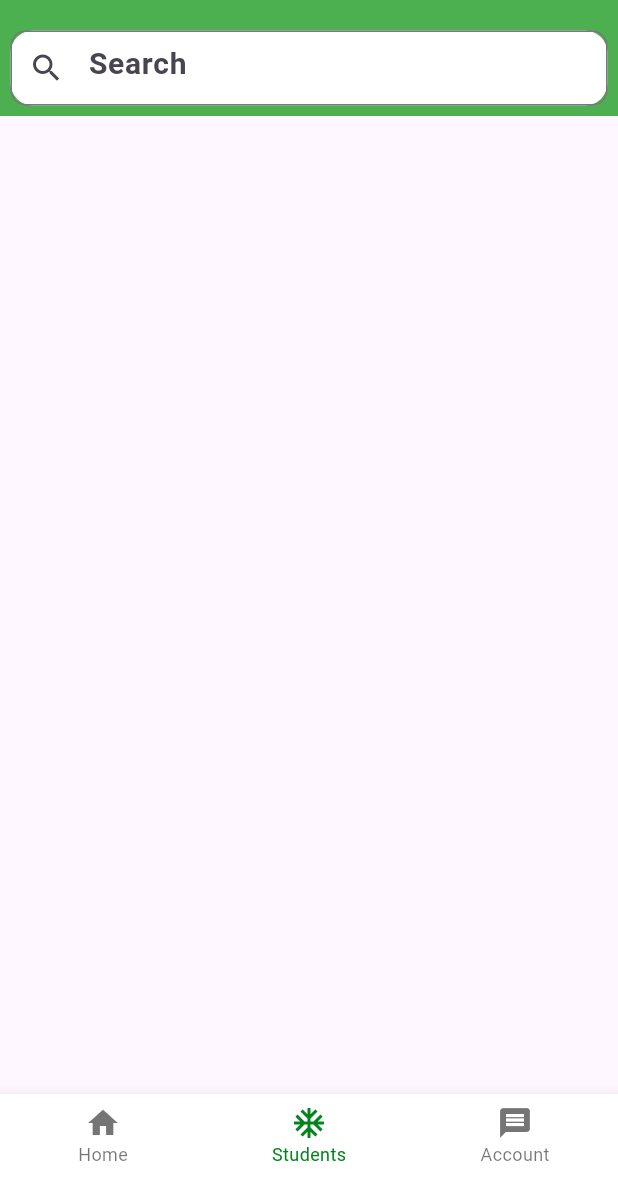
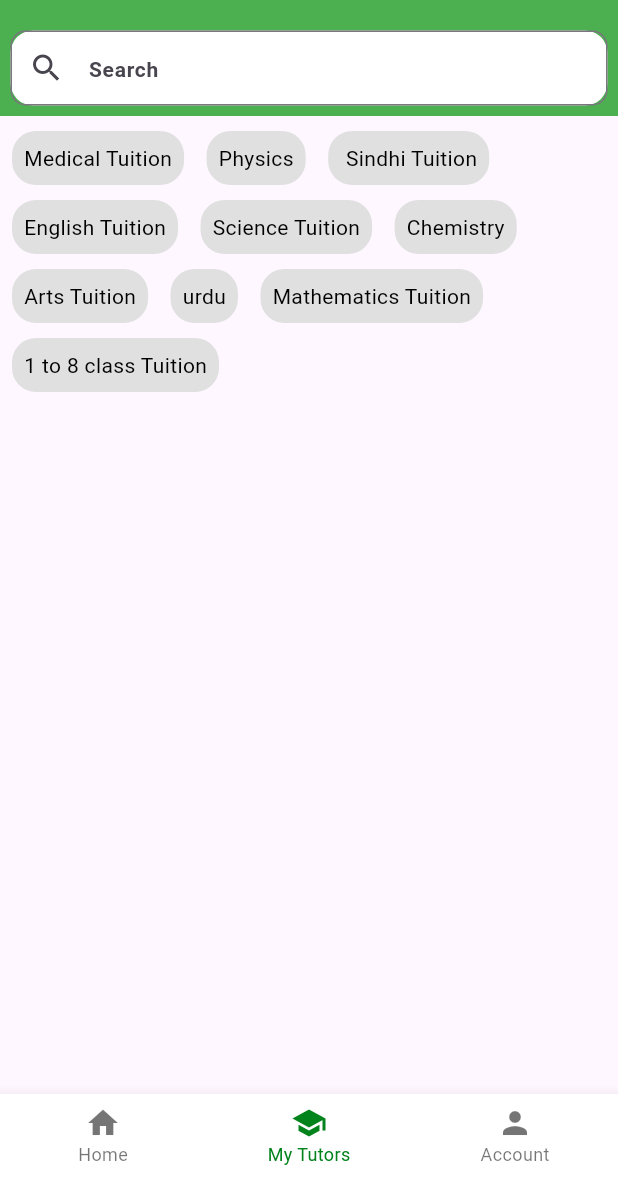
Before and after one commit to suhailthakrani/home_tutor, a Flutter app: the StudentMainScreen screen opened by its route, item 2 of the bottom bar chosen, on a phone screen of 412 x 824 dp, the part 58-1236 px from its top. Run offline on Flutter 3.47's test engine with Material 3 defaults, Android fonts, the phone set to English and light mode, and no system bars; our stand-ins replace awesome_dialog, cloud_firestore, connectivity_plus, firebase_auth, firebase_core, firebase_storage and 6 more; missing offline and left inert: mask_input_formatter; accounts and stored records are empty.

Commit message:
Modified Tutors List Screen

```diff
--- a/lib/controllers/splash_screen_controller.dart
+++ b/lib/controllers/splash_screen_controller.dart
@@ -14,7 +14,7 @@ class SplashScreenController extends GetxController{
 
   @override
   void onInit() {
-    Future.delayed(Duration(seconds: 5)).then((value) => screenNavigation);
+    Future.delayed(const Duration(seconds: 5)).then((value) => screenNavigation);
     super.onInit();
   }
 
--- a/lib/controllers/student/s_account_screen_controller.dart
+++ b/lib/controllers/student/s_account_screen_controller.dart
@@ -1,5 +1,19 @@
+import 'package:flutter/material.dart';
 import 'package:get/get.dart';
 
 class SAccountScreenController extends GetxController {
 
+  List<String> mainTabNames = [
+    "Shutter Sound",
+    "Grid",
+    "Touch Capture",
+    "Auto watermark",
+  ];
+  List<IconData> mainTabIcons = [
+    Icons.volume_up_outlined,
+    Icons.grid_3x3_outlined,
+    Icons.touch_app_outlined,
+    Icons.person_2_outlined
+  ];
+
 }
--- a/lib/controllers/student/s_home_screen_controller.dart
+++ b/lib/controllers/student/s_home_screen_controller.dart
@@ -3,27 +3,7 @@ import 'package:get/get.dart';
 class SHomeScreenController extends GetxController {
 
 
-  String selectedChip = '';
 
-  final List<String> subject = [
-    "Medical Tuition",
-    "Physics",
-    " Sindhi Tuition",
-    "English Tuition",
-    "Science Tuition",
-    "Chemistry",
-    "Arts Tuition",
-    "urdu",
-    "Mathematics Tuition",
-    "1 to 8 class Tuition",
-  ];
-
-   void selectChip(String chipLabel) {
-    // Update the selected chip label
-    selectedChip = chipLabel;
-    notifyChildrens();
-    // print('Selected chip: $chipLabel');
-  }
 
 
 }
--- a/lib/controllers/student/s_main_screen_controller.dart
+++ b/lib/controllers/student/s_main_screen_controller.dart
@@ -3,6 +3,7 @@ import 'package:home_tutor/views/student/s_home_screen.dart';
 import 'package:home_tutor/views/student/s_profile_screen.dart';
 import 'package:home_tutor/views/teacher/t_students_list_screen.dart';
 
+import '../../views/student/s_account_screen.dart';
 import '../../views/student/s_tutors_list_screen.dart';
 import '../../views/teacher/t_profile_screen.dart';
 import '../../views/teacher/t_home_screen.dart';
@@ -13,7 +14,7 @@ class SMainScreenController extends GetxController {
   final screens = [
     const StudentHomeScreen(),
     const STutorsListScreen(),
-    const SProfileScreen(),
+    const SAccountScreen(),
   ];
   RxInt currentIndex = 0.obs;
 
--- a/lib/controllers/student/s_tutors_list_screen_controller.dart
+++ b/lib/controllers/student/s_tutors_list_screen_controller.dart
@@ -1,5 +1,25 @@
 import 'package:get/get.dart';
 
 class STutorsListScreenController extends GetxController {
+  RxString selectedChip = ''.obs;
+
+  RxList<String> subject = [
+    "Medical Tuition",
+    "Physics",
+    " Sindhi Tuition",
+    "English Tuition",
+    "Science Tuition",
+    "Chemistry",
+    "Arts Tuition",
+    "urdu",
+    "Mathematics Tuition",
+    "1 to 8 class Tuition",
+  ].obs;
+
+   void selectChip(String chipLabel) {
+    // Update the selected chip label
+    selectedChip.value = chipLabel;
+    // print('Selected chip: $chipLabel');
+  }
 
 }
--- a/lib/controllers/teacher/t_account_screen_controller.dart
+++ b/lib/controllers/teacher/t_account_screen_controller.dart
@@ -1,5 +1,19 @@
+import 'package:flutter/material.dart';
 import 'package:get/get.dart';
 
 class TAccountScreenController extends GetxController {
 
+  List<String> mainTabNames = [
+    "Shutter Sound",
+    "Grid",
+    "Touch Capture",
+    "Auto watermark",
+  ];
+  List<IconData> mainTabIcons = [
+    Icons.volume_up_outlined,
+    Icons.grid_3x3_outlined,
+    Icons.touch_app_outlined,
+    Icons.person_2_outlined
+  ];
+
 }
--- a/lib/controllers/teacher/t_main_screen_controller.dart
+++ b/lib/controllers/teacher/t_main_screen_controller.dart
@@ -1,7 +1,7 @@
 import 'package:get/get.dart';
 import 'package:home_tutor/views/teacher/t_students_list_screen.dart';
 
-import '../../views/teacher/t_profile_screen.dart';
+import '../../views/teacher/t_account_screen.dart';
 import '../../views/teacher/t_home_screen.dart';
 
 class TMainScreenController extends GetxController {
@@ -10,7 +10,7 @@ class TMainScreenController extends GetxController {
   final screens = [
     const TeacherHomeScreen(),
     const TStudentListScreen(),
-    const TProfileScreen(),
+    const TAccountScreen(),
   ];
   RxInt currentIndex = 0.obs;
 
--- a/lib/views/student/s_tutors_list_screen.dart
+++ b/lib/views/student/s_tutors_list_screen.dart
@@ -1,6 +1,7 @@
 import 'package:flutter/material.dart';
 import 'package:get/get.dart';
 import 'package:home_tutor/controllers/student/s_tutors_list_screen_controller.dart';
+import 'package:home_tutor/utils/app_colors.dart';
 
 class STutorsListScreen extends GetView<STutorsListScreenController> {
   const STutorsListScreen({super.key});
@@ -32,18 +33,62 @@ class STutorsListScreen extends GetView<STutorsListScreenController> {
                     decoration: InputDecoration(
                         hintText: 'Search',
                         hintStyle: const TextStyle(
-                              fontSize: 20, fontWeight: FontWeight.bold),
+                          fontSize: 14,
+                          fontWeight: FontWeight.bold,
+                        ),
                         prefixIcon: const Icon(Icons.search),
                         border: OutlineInputBorder(
                             borderRadius: BorderRadius.circular(10),
-                              borderSide:
-                                  const BorderSide(color: Colors.white)),
+                            borderSide: const BorderSide(color: Colors.white)),
                         fillColor: Colors.white),
                   ),
                 ),
               ),
             ],
-            )),
+          ),
+        ),
+      ),
+      body: SingleChildScrollView(
+        child: Column(
+          children: [
+            Obx(
+              () => Padding(
+                padding: const EdgeInsets.only(top: 10, right: 8, left: 8),
+                child: Wrap(
+                  spacing: 15.0,
+                  runSpacing: 10.0,
+                  children: controller.subject.map((String chipLabel) {
+                    return GestureDetector(
+                      onTap: () {
+                        // Handle chip tap
+                        controller.selectChip(chipLabel);
+                      },
+                      child: Container(
+                        padding: const EdgeInsets.all(8.0),
+                        decoration: BoxDecoration(
+                          color: controller.selectedChip.value == chipLabel
+                              ? kPrimaryColor // Active color for selected chip
+                              : Colors.grey
+                                  .shade300, // Inactive color for unselected chips
+                          borderRadius: BorderRadius.circular(16.0),
+                        ),
+                        child: Text(
+                          chipLabel,
+                          style: TextStyle(
+                            color: controller.selectedChip.value == chipLabel
+                                ? Colors.white // Text color for selected chip
+                                : Colors
+                                    .black, // Text color for unselected chips
+                          ),
+                        ),
+                      ),
+                    );
+                  }).toList(),
+                ),
+              ),
+            ),
+          ],
+        ),
       ),
     );
   }
--- a/lib/views/student/student_main_screen.dart
+++ b/lib/views/student/student_main_screen.dart
@@ -31,11 +31,11 @@ class StudentMainScreen extends GetView<SMainScreenController> {
               label: "Home",
             ),
             BottomNavigationBarItem(
-              icon: Icon(Icons.ac_unit_outlined),
-              label: "Students",
+              icon: Icon(Icons.school),
+              label: "My Tutors",
             ),
             BottomNavigationBarItem(
-              icon: Icon(Icons.message),
+              icon: Icon(Icons.person),
               label: "Account",
             ),
           ],
--- a/lib/views/teacher/teacher_main_screen.dart
+++ b/lib/views/teacher/teacher_main_screen.dart
@@ -31,11 +31,11 @@ class TeacherMainScreen extends GetView<TMainScreenController> {
               label: "Home",
             ),
             BottomNavigationBarItem(
-              icon: Icon(Icons.ac_unit_outlined),
-              label: "Students",
+              icon: Icon(Icons.school),
+              label: "My Students",
             ),
             BottomNavigationBarItem(
-              icon: Icon(Icons.message),
+              icon: Icon(Icons.person),
               label: "Account",
             ),
           ],
```
Also changed, not shown: lib/views/student/s_account_screen.dart (+56 -2 lines), lib/views/student/s_home_screen.dart (+14 -10 lines), lib/views/teacher/t_account_screen.dart (+56 -2 lines), lib/views/widgets/custom_tile.dart (added, +48 -0 lines). Lines whose indentation alone changed are shown as unchanged.
